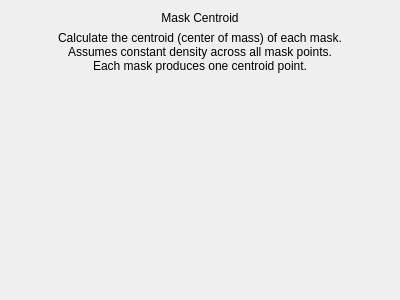
Above: src/WhiskerToolbox/DataTransform_Widget/Masks/MaskCentroid_Widget/MaskCentroid_Widget.ui from paulmthompson/WhiskerToolbox before the change. Below: the same form after it.
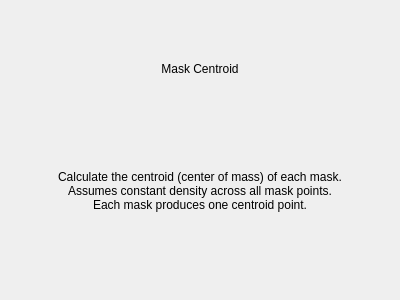
That is the form after the change.

Commit message: improved data transform UI interface so table does not get squished

Diff of the .ui file:
```diff
--- a/src/WhiskerToolbox/DataTransform_Widget/Masks/MaskCentroid_Widget/MaskCentroid_Widget.ui
+++ b/src/WhiskerToolbox/DataTransform_Widget/Masks/MaskCentroid_Widget/MaskCentroid_Widget.ui
@@ -13,6 +13,12 @@
   <property name="windowTitle">
    <string>Form</string>
   </property>
+  <property name="sizePolicy">
+   <sizepolicy hsizetype="Preferred" vsizetype="Maximum">
+    <horstretch>0</horstretch>
+    <verstretch>0</verstretch>
+   </sizepolicy>
+  </property>
   <layout class="QVBoxLayout" name="verticalLayout">
    <item>
     <widget class="QLabel" name="label">
@@ -50,6 +56,9 @@
        <height>40</height>
       </size>
      </property>
+     <property name="sizeType">
+      <enum>QSizePolicy::Policy::Fixed</enum>
+     </property>
     </spacer>
    </item>
   </layout>
```
The commit also changes 3 other files.
